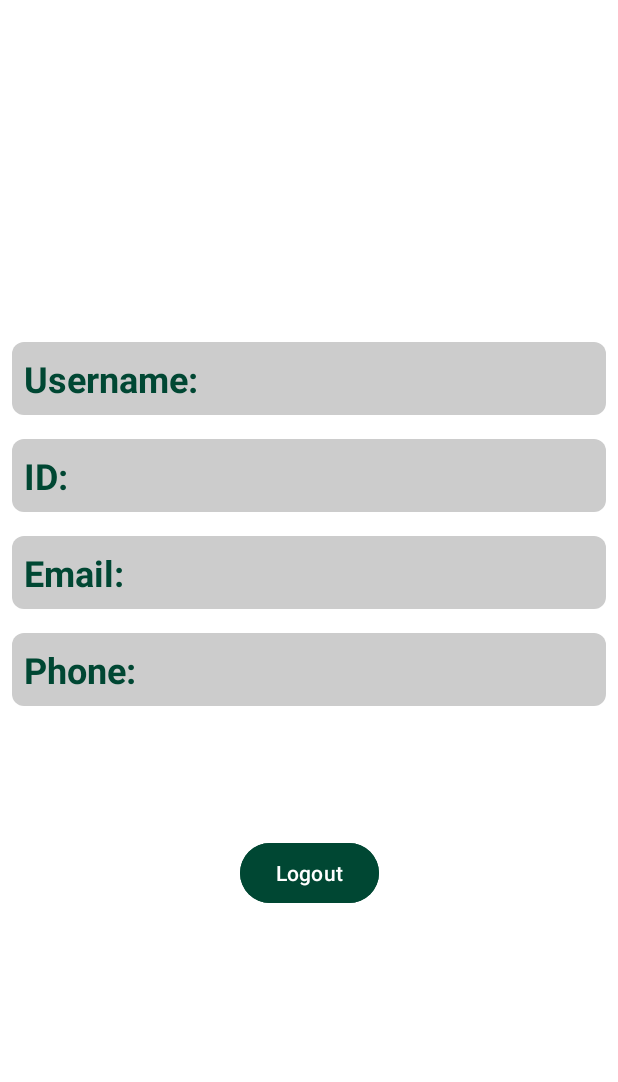
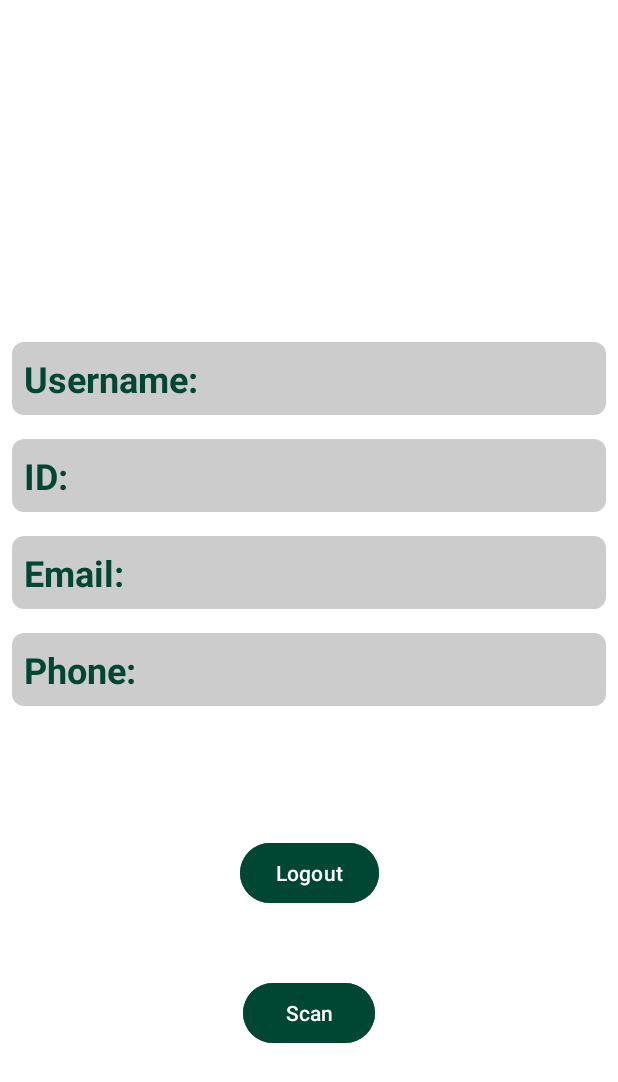
Before and after one commit to MultimacPT/Estagiarios2023, an Android app: the Dashboard screen opened directly, with no data from a screen before it, on a phone screen of 412 x 824 dp. Shown: the top 1082 px of the screen. Run offline under Robolectric (Android 15) with nearby library versions, the phone set to English and light mode, and no system bars; network calls fail; Roboto replaces fonts that are not available here.

Commit message:
Implementação do codigo para o scan a lazer

```diff
--- a/Natura/app/build.gradle
+++ b/Natura/app/build.gradle
@@ -36,6 +36,8 @@ dependencies {
     testImplementation 'junit:junit:4.13.2'
     androidTestImplementation 'androidx.test.ext:junit:1.1.5'
     androidTestImplementation 'androidx.test.espresso:espresso-core:3.5.1'
+    implementation 'com.sunmi:printerx:1.0.11'
+
 
 
 
--- a/Natura/app/src/main/AndroidManifest.xml
+++ b/Natura/app/src/main/AndroidManifest.xml
@@ -15,6 +15,9 @@
         android:supportsRtl="true"
         android:theme="@style/Theme.Natura"
         tools:targetApi="31">
+        <activity
+            android:name=".scan"
+            android:exported="false" />
         <activity
             android:name=".Login"
             android:exported="false" />
--- a/Natura/app/src/main/java/com/example/natura/Dashboard.java
+++ b/Natura/app/src/main/java/com/example/natura/Dashboard.java
@@ -19,7 +19,7 @@ public class Dashboard extends AppCompatActivity {
     TextView email;
     TextView phone;
     SessionManager sessionManager;
-    Button logout;
+    Button logout,scan;
 
     @SuppressLint("MissingInflatedId")
     @Override
@@ -35,6 +35,8 @@ public class Dashboard extends AppCompatActivity {
         email = findViewById(R.id.tvEmail);
         phone = findViewById(R.id.tvPhone);
         logout = findViewById(R.id.button);
+        scan = findViewById(R.id.button1);
+
 
 
         String sUsername = sessionManager.getUsername();
@@ -48,6 +50,16 @@ public class Dashboard extends AppCompatActivity {
 
         String sPhone = sessionManager.getPhone();
         phone.setText(sPhone);
+
+
+        scan.setOnClickListener(new View.OnClickListener() {
+            @Override
+            public void onClick(View v) {
+                startActivity(new Intent(getApplicationContext(), scan.class));
+                finish();
+
+            }
+        });
 
         logout.setOnClickListener(new View.OnClickListener() {
             @Override
--- a/Natura/app/src/main/res/layout/activity_dashboard.xml
+++ b/Natura/app/src/main/res/layout/activity_dashboard.xml
@@ -140,4 +140,16 @@
         app:layout_constraintStart_toStartOf="parent"
         app:layout_constraintTop_toBottomOf="@+id/linearLayout"
         app:layout_constraintVertical_bias="0.266" />
+    <Button
+        android:id="@+id/button1"
+        android:layout_width="wrap_content"
+        android:layout_height="wrap_content"
+        android:backgroundTint="@color/natura_color"
+        android:text="Scan"
+        android:textColor="@color/white"
+        app:layout_constraintBottom_toBottomOf="parent"
+        app:layout_constraintEnd_toEndOf="parent"
+        app:layout_constraintStart_toStartOf="parent"
+        app:layout_constraintTop_toBottomOf="@+id/button"
+        app:layout_constraintVertical_bias="0.266" />
 </androidx.constraintlayout.widget.ConstraintLayout>
```
Also changed, not shown: Natura/app/src/main/java/com/example/natura/scan.java (added, +37 -0 lines), Natura/app/src/main/res/layout/activity_scan.xml (added, +26 -0 lines).
